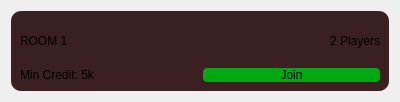
This is UI/blackjack/roomitemwidget.ui in MatsuoRotsuki/cpp_blackjack as Qt 5 draws it before an edit. The edited form follows.
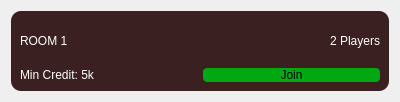
This is the edited form.

```diff
--- a/UI/blackjack/roomitemwidget.ui
+++ b/UI/blackjack/roomitemwidget.ui
@@ -33,6 +33,9 @@
      <layout class="QGridLayout" name="gridLayout_2">
       <item row="0" column="0">
        <widget class="QLabel" name="label">
+        <property name="styleSheet">
+         <string notr="true">color: white;</string>
+        </property>
         <property name="text">
          <string>ROOM 1</string>
         </property>
@@ -40,6 +43,9 @@
       </item>
       <item row="0" column="1">
        <widget class="QLabel" name="label_2">
+        <property name="styleSheet">
+         <string notr="true">color:white;</string>
+        </property>
         <property name="text">
          <string>2 Players</string>
         </property>
@@ -50,6 +56,9 @@
       </item>
       <item row="1" column="0">
        <widget class="QLabel" name="label_3">
+        <property name="styleSheet">
+         <string notr="true">color:white;</string>
+        </property>
         <property name="text">
          <string>Min Credit: 5k</string>
         </property>
```
